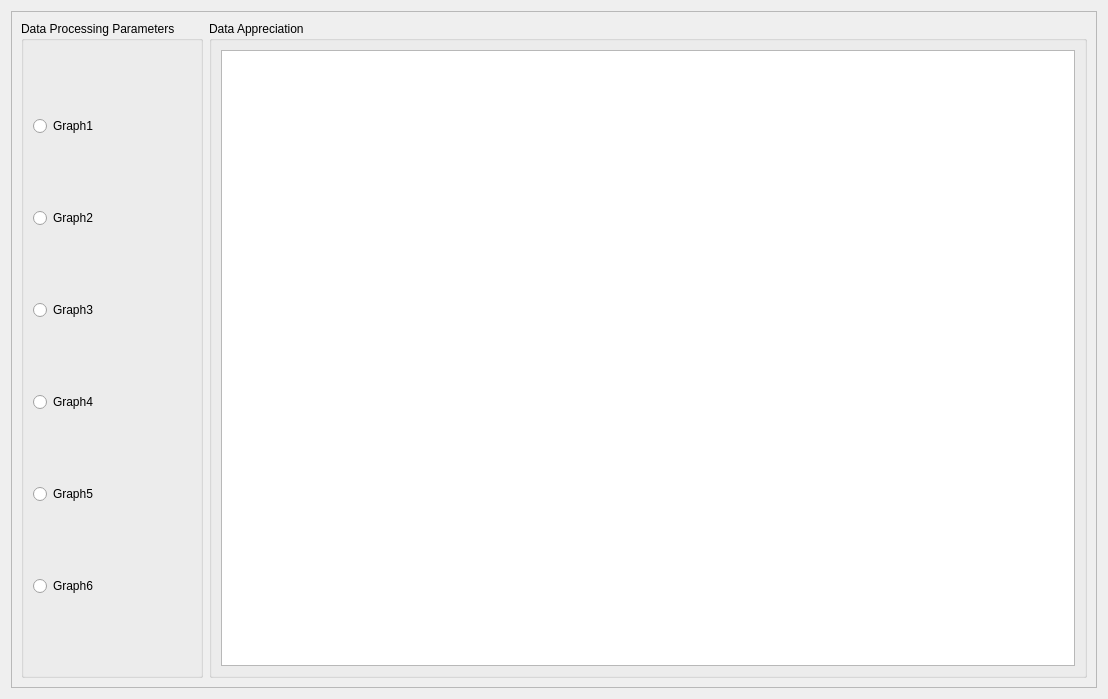
This is gui/views/dataViewUI.ui in AceEagle/ElectricViewCHU as Qt 5 draws it before an edit. The edited form follows.
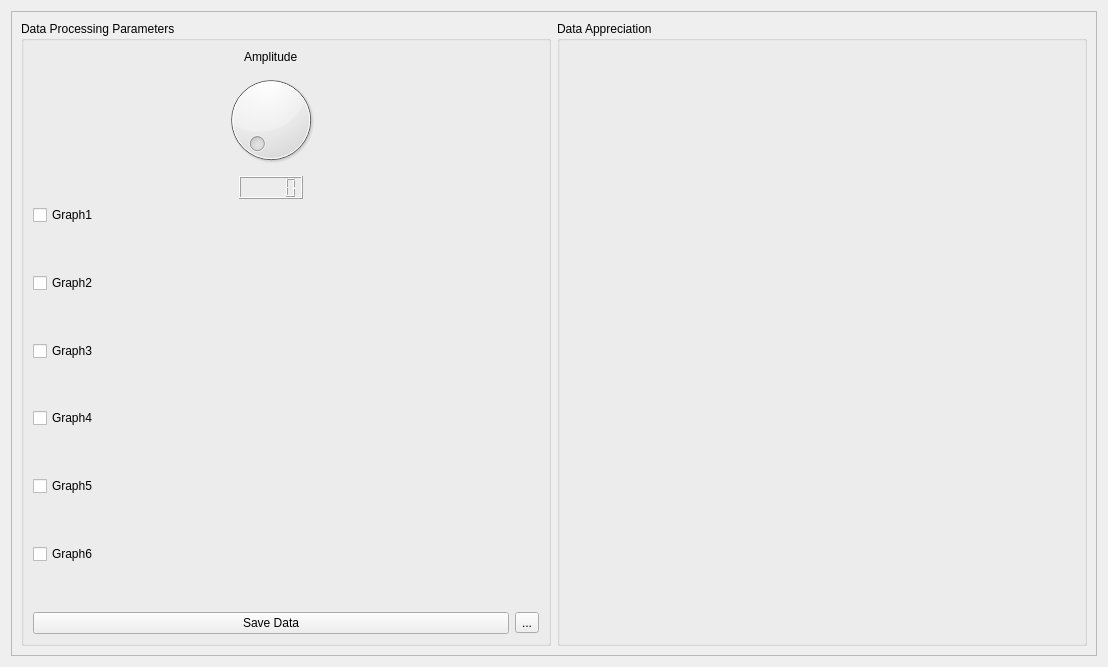
This is the edited form. Custom widgets are drawn as their Qt base class.

Commit message: Implementing the working graph asset (didn't try yet to inject data, but form is good)

The edit to the form file:
```diff
--- a/gui/views/dataViewUI.ui
+++ b/gui/views/dataViewUI.ui
@@ -7,7 +7,7 @@
     <x>0</x>
     <y>0</y>
     <width>1108</width>
-    <height>699</height>
+    <height>667</height>
    </rect>
   </property>
   <property name="windowTitle">
@@ -28,48 +28,153 @@
         <property name="title">
          <string>Data Processing Parameters</string>
         </property>
-        <layout class="QVBoxLayout" name="verticalLayout">
-         <item>
-          <widget class="QRadioButton" name="radioButton">
+        <layout class="QGridLayout" name="gridLayout_2">
+         <item row="15" column="1">
+          <widget class="QToolButton" name="SaveDataToolButton">
            <property name="text">
-            <string>Graph1</string>
+            <string>...</string>
            </property>
           </widget>
          </item>
-         <item>
-          <widget class="QRadioButton" name="radioButton_3">
+         <item row="14" column="0">
+          <spacer name="G6DownSpacer">
+           <property name="orientation">
+            <enum>Qt::Vertical</enum>
+           </property>
+           <property name="sizeHint" stdset="0">
+            <size>
+             <width>20</width>
+             <height>40</height>
+            </size>
+           </property>
+          </spacer>
+         </item>
+         <item row="15" column="0">
+          <widget class="QPushButton" name="SaveDataPButton">
            <property name="text">
-            <string>Graph2</string>
+            <string>Save Data</string>
            </property>
           </widget>
          </item>
-         <item>
-          <widget class="QRadioButton" name="radioButton_2">
+         <item row="13" column="0">
+          <widget class="QCheckBox" name="G6CheckBox">
+           <property name="text">
+            <string>Graph6</string>
+           </property>
+          </widget>
+         </item>
+         <item row="7" column="0">
+          <widget class="QCheckBox" name="G3CheckBox">
            <property name="text">
             <string>Graph3</string>
            </property>
           </widget>
          </item>
-         <item>
-          <widget class="QRadioButton" name="radioButton_4">
+         <item row="9" column="0">
+          <widget class="QCheckBox" name="G4CheckBox">
            <property name="text">
             <string>Graph4</string>
            </property>
           </widget>
          </item>
-         <item>
-          <widget class="QRadioButton" name="radioButton_5">
+         <item row="1" column="0">
+          <widget class="QDial" name="AmpliDial"/>
+         </item>
+         <item row="4" column="0">
+          <spacer name="G1DownSpacer">
+           <property name="orientation">
+            <enum>Qt::Vertical</enum>
+           </property>
+           <property name="sizeHint" stdset="0">
+            <size>
+             <width>20</width>
+             <height>40</height>
+            </size>
+           </property>
+          </spacer>
+         </item>
+         <item row="0" column="0" alignment="Qt::AlignHCenter">
+          <widget class="QLabel" name="AmpliLabel">
+           <property name="text">
+            <string>Amplitude</string>
+           </property>
+          </widget>
+         </item>
+         <item row="6" column="0">
+          <spacer name="G2DownSpacer">
+           <property name="orientation">
+            <enum>Qt::Vertical</enum>
+           </property>
+           <property name="sizeHint" stdset="0">
+            <size>
+             <width>20</width>
+             <height>40</height>
+            </size>
+           </property>
+          </spacer>
+         </item>
+         <item row="8" column="0">
+          <spacer name="G3DownSpacer">
+           <property name="orientation">
+            <enum>Qt::Vertical</enum>
+           </property>
+           <property name="sizeHint" stdset="0">
+            <size>
+             <width>20</width>
+             <height>40</height>
+            </size>
+           </property>
+          </spacer>
+         </item>
+         <item row="3" column="0">
+          <widget class="QCheckBox" name="G1CheckBox">
+           <property name="text">
+            <string>Graph1</string>
+           </property>
+          </widget>
+         </item>
+         <item row="5" column="0">
+          <widget class="QCheckBox" name="G2CheckBox">
+           <property name="text">
+            <string>Graph2</string>
+           </property>
+          </widget>
+         </item>
+         <item row="10" column="0">
+          <spacer name="G4DownSpacer">
+           <property name="orientation">
+            <enum>Qt::Vertical</enum>
+           </property>
+           <property name="sizeHint" stdset="0">
+            <size>
+             <width>20</width>
+             <height>40</height>
+            </size>
+           </property>
+          </spacer>
+         </item>
+         <item row="11" column="0">
+          <widget class="QCheckBox" name="G5CheckBox">
            <property name="text">
             <string>Graph5</string>
            </property>
           </widget>
          </item>
-         <item>
-          <widget class="QRadioButton" name="radioButton_6">
-           <property name="text">
-            <string>Graph6</string>
+         <item row="12" column="0">
+          <spacer name="G5DownSpacer">
+           <property name="orientation">
+            <enum>Qt::Vertical</enum>
            </property>
-          </widget>
+           <property name="sizeHint" stdset="0">
+            <size>
+             <width>20</width>
+             <height>40</height>
+            </size>
+           </property>
+          </spacer>
+         </item>
+         <item row="2" column="0" alignment="Qt::AlignHCenter">
+          <widget class="QLCDNumber" name="lcdNumber"/>
          </item>
         </layout>
        </widget>
@@ -79,9 +184,9 @@
         <property name="title">
          <string>Data Appreciation</string>
         </property>
-        <layout class="QHBoxLayout" name="horizontalLayout_3">
-         <item>
-          <widget class="QGraphicsView" name="graphicsView"/>
+        <layout class="QGridLayout" name="gridLayout">
+         <item row="1" column="0">
+          <widget class="GraphicsLayoutWidget" name="graphicsView"/>
          </item>
         </layout>
        </widget>
@@ -91,6 +196,14 @@
    </item>
   </layout>
  </widget>
+ <customwidgets>
+  <customwidget>
+   <class>GraphicsLayoutWidget</class>
+   <extends>QWidget</extends>
+   <header>pyqtgraph</header>
+   <container>1</container>
+  </customwidget>
+ </customwidgets>
  <resources/>
  <connections/>
 </ui>
```
Left out of the diff: 4 changed lines with no effect on the pictures. The commit also changes 6 other files.
